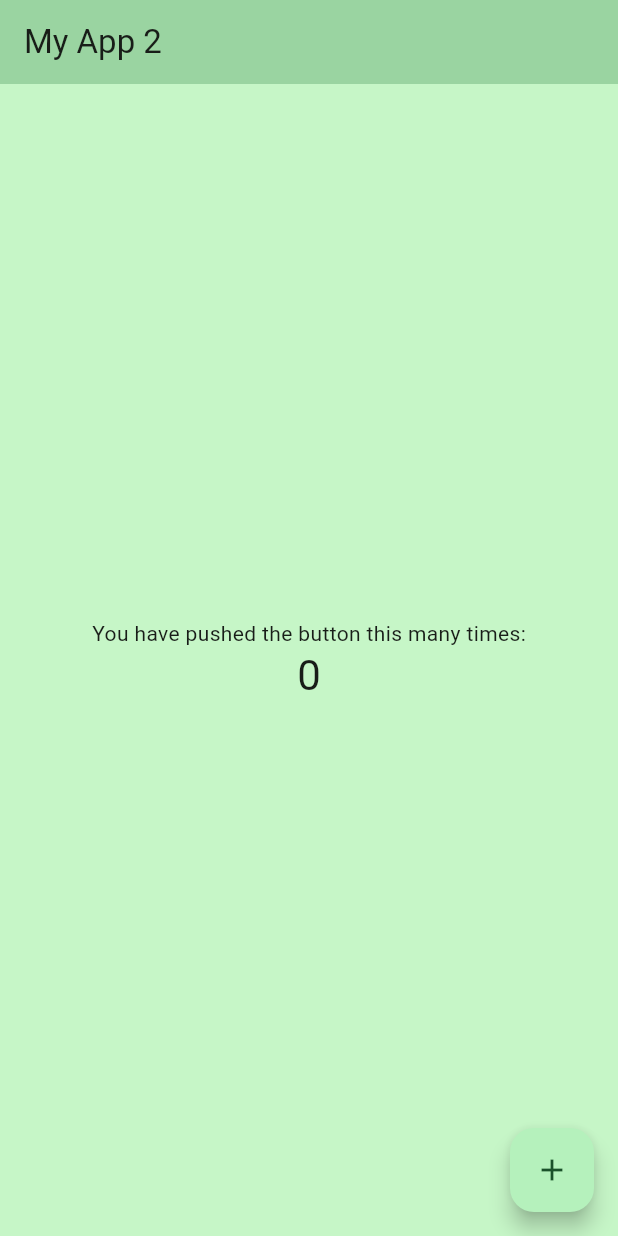
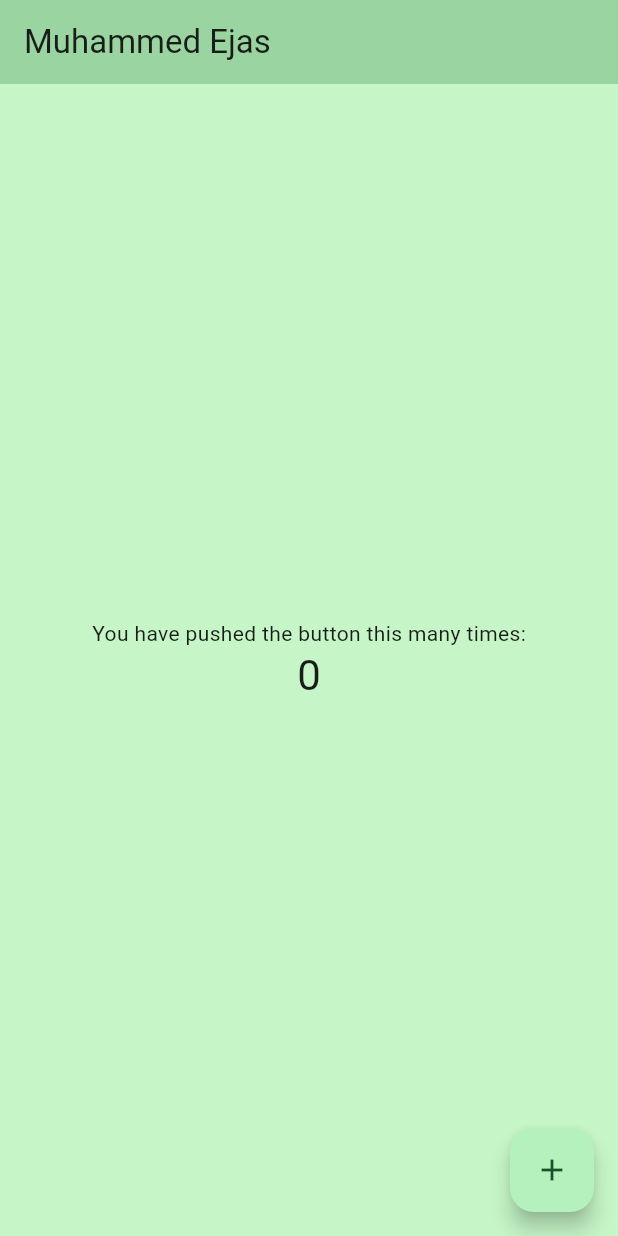
Before and after one commit to muhmdEjas/test, a Flutter app: the screen it shows after launch, on a phone screen of 412 x 824 dp. Run offline on Flutter 3.47's test engine with Material 3 defaults, Android fonts, the phone set to English and light mode, and no system bars.

Commit message:
new commit

```diff
--- a/lib/main.dart
+++ b/lib/main.dart
@@ -15,7 +15,7 @@ class MyApp extends StatelessWidget {
         colorScheme: ColorScheme.fromSeed(seedColor: Color.fromARGB(255, 0, 5, 1)),
         useMaterial3: true,
       ),
-      home: const MyHomePage(title: 'My App 2'),
+      home: const MyHomePage(title: 'Muhammed Ejas'),
     );
   }
 }
```
